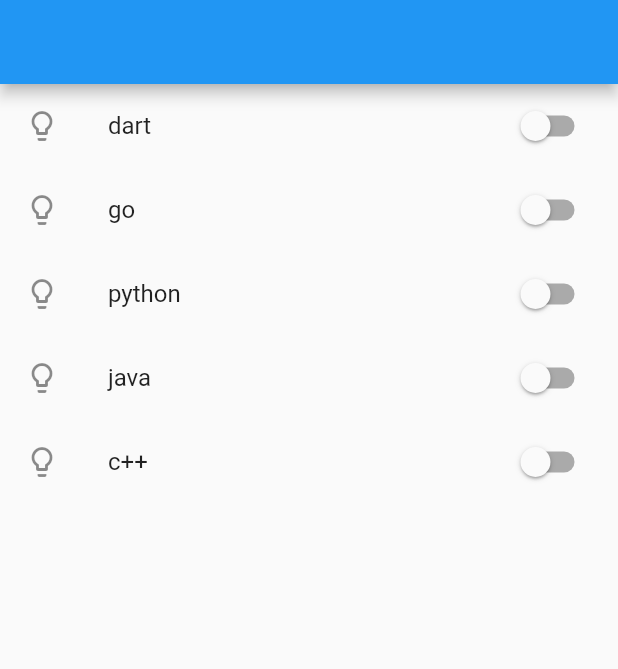
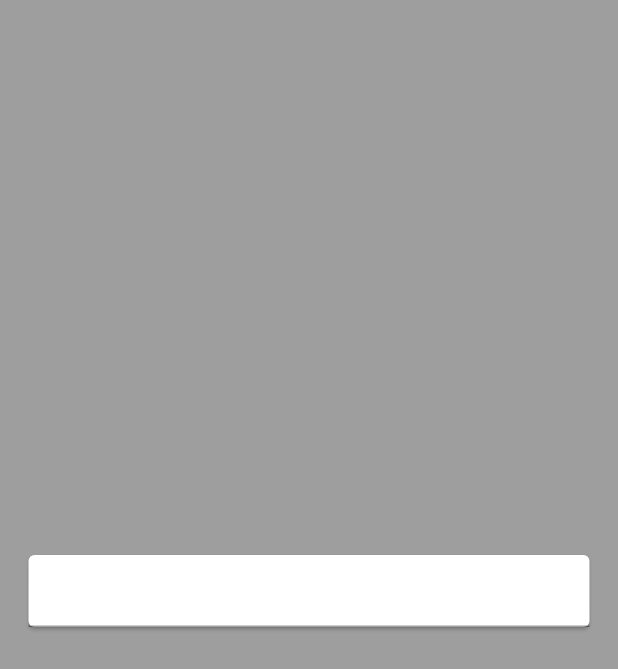
Before and after one commit to deeomuhammed/blocexamples, a Flutter app: the screen it shows after launch, on a phone screen of 412 x 824 dp. Shown: the top 669 px of the screen. Run offline on Flutter 3.47's test engine with Material 2 defaults, Android fonts, the phone set to English and light mode, and no system bars; our stand-ins replace bloc, equatable, flutter_bloc.

Commit message:
first commit

```diff
--- a/lib/main.dart
+++ b/lib/main.dart
@@ -7,6 +7,8 @@ import 'package:blocexamples/counter/logic/counter/counter_bloc.dart';
 import 'package:blocexamples/counter/screen/counter.dart';
 import 'package:blocexamples/switch/bloc/Switchdart.dart';
 import 'package:blocexamples/switch/bloc/switch_bloc.dart';
+import 'package:blocexamples/textfeild/bloc/textfeild_bloc.dart';
+import 'package:blocexamples/textfeild/textchange.dart';
 import 'package:flutter/material.dart';
 import 'package:flutter_bloc/flutter_bloc.dart';
 
@@ -67,14 +69,14 @@ class MyApp extends StatelessWidget {
   @override
   Widget build(BuildContext context) {
     return BlocProvider(
-      create: (context) => SwitchBloc(),
+      create: (context) => TextfeildBloc(),
       child: MaterialApp(
           debugShowCheckedModeBanner: false,
           title: 'Flutter Demo',
           theme: ThemeData(
             primarySwatch: Colors.blue,
           ),
-          home: Switc()),
+          home: Textchange()),
     );
   }
 }
--- /dev/null
+++ b/lib/textfeild/bloc/textfeild_bloc.dart
@@ -0,0 +1,15 @@
+import 'package:bloc/bloc.dart';
+import 'package:blocexamples/textfeild/bloc/textfeild_state.dart';
+import 'package:equatable/equatable.dart';
+
+part 'textfeild_event.dart';
+
+class TextfeildBloc extends Bloc<TextfeildEvent, TextfeildState> {
+  TextfeildBloc() : super(TextfeildState(stateText: '')) {
+    on<OnchnageEvent>((event, emit) {
+
+
+     emit(state.copyWith(stateText: event.text));
+    });
+  }
+}
--- /dev/null
+++ b/lib/textfeild/bloc/textfeild_event.dart
@@ -0,0 +1,16 @@
+part of 'textfeild_bloc.dart';
+
+abstract class TextfeildEvent extends Equatable {
+  const TextfeildEvent();
+
+  @override
+  List<Object> get props => [];
+}
+
+class OnchnageEvent extends TextfeildEvent {
+  final String text;
+
+  OnchnageEvent(this.text);
+  @override
+  List<Object> get props => [text];
+}
--- /dev/null
+++ b/lib/textfeild/bloc/textfeild_state.dart
@@ -0,0 +1,23 @@
+// ignore_for_file: public_member_api_docs, sort_constructors_first
+import 'package:equatable/equatable.dart';
+
+class TextfeildState extends Equatable {
+  final String stateText;
+    final String staText='';
+  const TextfeildState({
+    required this.stateText,
+
+  });
+
+
+  @override
+  List<Object> get props => [stateText];
+
+  TextfeildState copyWith({
+    String? stateText,
+  }) {
+    return TextfeildState(
+      stateText: stateText ?? this.stateText,
+    );
+  }
+}
--- /dev/null
+++ b/lib/textfeild/textchange.dart
@@ -0,0 +1,33 @@
+import 'package:blocexamples/textfeild/bloc/textfeild_bloc.dart';
+import 'package:blocexamples/textfeild/bloc/textfeild_state.dart';
+import 'package:flutter/material.dart';
+import 'package:flutter/src/widgets/framework.dart';
+import 'package:flutter/src/widgets/placeholder.dart';
+import 'package:flutter_bloc/flutter_bloc.dart';
+
+class Textchange extends StatelessWidget {
+   Textchange({super.key});
+TextEditingController textEditingController=TextEditingController();
+  @override
+  Widget build(BuildContext context) {
+    return  Scaffold(backgroundColor: Colors.grey,
+      body: Center(child: Column(mainAxisAlignment: MainAxisAlignment.center,
+      children: [Padding(
+        padding: const EdgeInsets.all(15),
+        child: Card(
+          child: TextField(
+          controller: textEditingController,
+          onChanged: (val){
+            context.read<TextfeildBloc>().add(OnchnageEvent(textEditingController.text));
+          },
+            ),
+        ),
+      ),
+      SizedBox(height: 20,),
+      BlocBuilder<TextfeildBloc, TextfeildState>(
+      builder: (context, state) {
+        return Text(state.stateText);
+      },
+    )],),),);
+  }
+}
```
